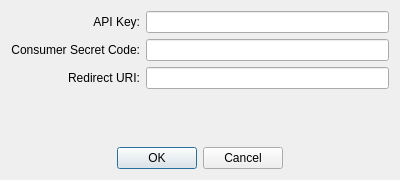
First picture: the form in sources/elancesettingsdialog.ui, repository ElanGroup/freelance-navigator, before the edit.
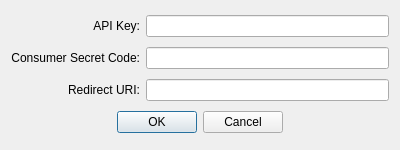
Second picture: the form after the edit.

Commit message: About dialog was implemented. Settings dialog was enhanced.

Patch:
```diff
--- a/sources/elancesettingsdialog.ui
+++ b/sources/elancesettingsdialog.ui
@@ -7,38 +7,25 @@
     <x>0</x>
     <y>0</y>
     <width>400</width>
-    <height>180</height>
+    <height>150</height>
    </rect>
   </property>
   <property name="minimumSize">
    <size>
     <width>400</width>
-    <height>180</height>
+    <height>150</height>
    </size>
   </property>
   <property name="maximumSize">
    <size>
     <width>400</width>
-    <height>180</height>
+    <height>150</height>
    </size>
   </property>
   <property name="windowTitle">
    <string>Elance Settings</string>
   </property>
   <layout class="QGridLayout" name="gridLayout">
-   <item row="4" column="0" colspan="2">
-    <widget class="QDialogButtonBox" name="buttonBox">
-     <property name="standardButtons">
-      <set>QDialogButtonBox::Cancel|QDialogButtonBox::Ok</set>
-     </property>
-     <property name="centerButtons">
-      <bool>true</bool>
-     </property>
-    </widget>
-   </item>
-   <item row="1" column="1">
-    <widget class="QLineEdit" name="secretCodeLineEdit"/>
-   </item>
    <item row="0" column="1">
     <widget class="QLineEdit" name="apiKeyLineEdit"/>
    </item>
@@ -75,18 +62,18 @@
    <item row="2" column="1">
     <widget class="QLineEdit" name="redirectUriLineEdit"/>
    </item>
+   <item row="1" column="1">
+    <widget class="QLineEdit" name="secretCodeLineEdit"/>
+   </item>
    <item row="3" column="0" colspan="2">
-    <spacer name="verticalSpacer">
-     <property name="orientation">
-      <enum>Qt::Vertical</enum>
+    <widget class="QDialogButtonBox" name="buttonBox">
+     <property name="standardButtons">
+      <set>QDialogButtonBox::Cancel|QDialogButtonBox::Ok</set>
      </property>
-     <property name="sizeHint" stdset="0">
-      <size>
-       <width>20</width>
-       <height>40</height>
-      </size>
+     <property name="centerButtons">
+      <bool>true</bool>
      </property>
-    </spacer>
+    </widget>
    </item>
   </layout>
  </widget>
```
The commit also changes 5 other files.
